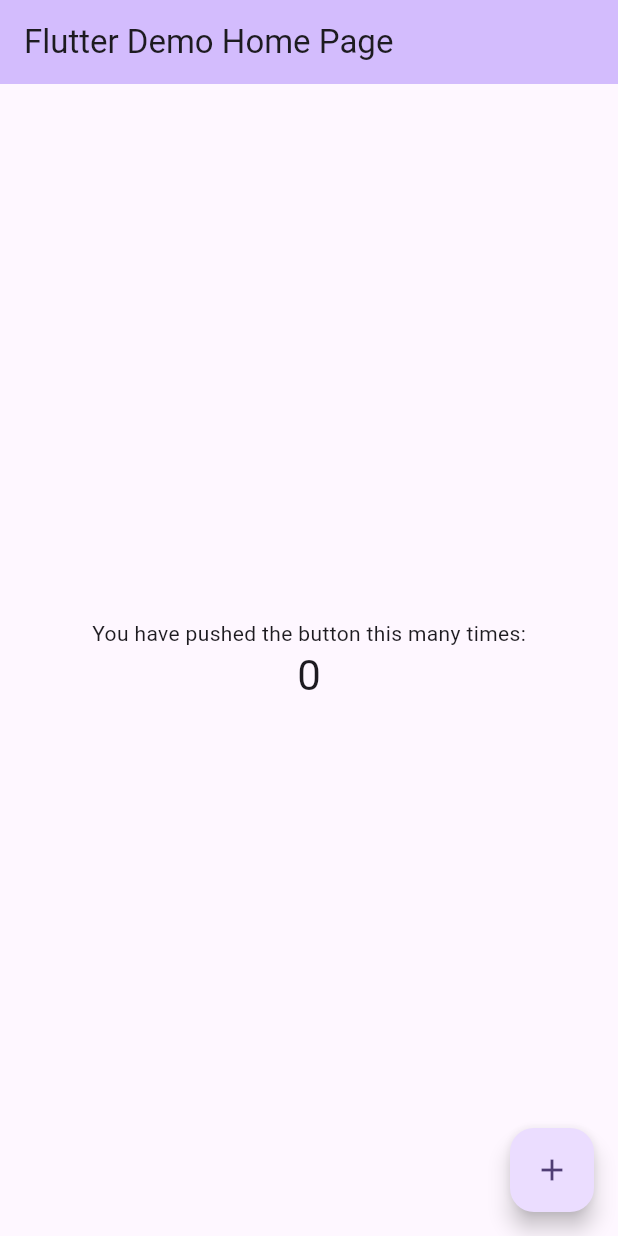
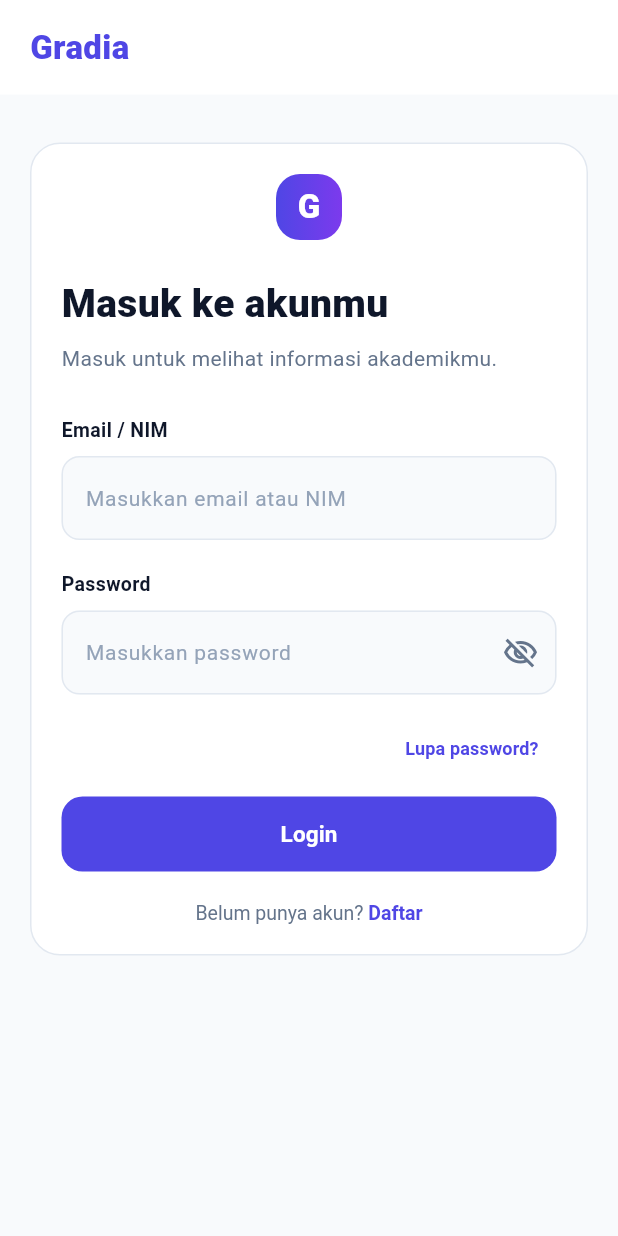
Before and after one commit to Azkiya-12/Gradia-PBL, a Flutter app: the screen it shows after launch, on a phone screen of 412 x 824 dp. Run offline on Flutter 3.47's test engine with Material 3 defaults, Android fonts, the phone set to English and light mode, and no system bars.

Commit message:
Implementasi login Mahasiswa

```diff
--- a/mahasiswa/lib/main.dart
+++ b/mahasiswa/lib/main.dart
@@ -1,4 +1,5 @@
 import 'package:flutter/material.dart';
+import 'screens/login_screen.dart';
 
 void main() {
   runApp(const MyApp());
@@ -11,112 +12,15 @@ class MyApp extends StatelessWidget {
   @override
   Widget build(BuildContext context) {
     return MaterialApp(
-      title: 'Flutter Demo',
+      title: 'Gradia',
+      debugShowCheckedModeBanner: false,
       theme: ThemeData(
-        // This is the theme of your application.
-        //
-        // TRY THIS: Try running your application with "flutter run". You'll see
-        // the application has a purple toolbar. Then, without quitting the app,
-        // try changing the seedColor in the colorScheme below to Colors.green
-        // and then invoke "hot reload" (save your changes or press the "hot
-        // reload" button in a Flutter-supported IDE, or press "r" if you used
-        // the command line to start the app).
-        //
-        // Notice that the counter didn't reset back to zero; the application
-        // state is not lost during the reload. To reset the state, use hot
-        // restart instead.
-        //
-        // This works for code too, not just values: Most code changes can be
-        // tested with just a hot reload.
-        colorScheme: .fromSeed(seedColor: Colors.deepPurple),
+        colorScheme: ColorScheme.fromSeed(
+          seedColor: const Color(0xFF4F46E5),
+        ),
+        useMaterial3: true,
       ),
-      home: const MyHomePage(title: 'Flutter Demo Home Page'),
+      home: const LoginScreen(),
     );
   }
 }
-
-class MyHomePage extends StatefulWidget {
-  const MyHomePage({super.key, required this.title});
-
-  // This widget is the home page of your application. It is stateful, meaning
-  // that it has a State object (defined below) that contains fields that affect
-  // how it looks.
-
-  // This class is the configuration for the state. It holds the values (in this
-  // case the title) provided by the parent (in this case the App widget) and
-  // used by the build method of the State. Fields in a Widget subclass are
-  // always marked "final".
-
-  final String title;
-
-  @override
-  State<MyHomePage> createState() => _MyHomePageState();
-}
-
-class _MyHomePageState extends State<MyHomePage> {
-  int _counter = 0;
-
-  void _incrementCounter() {
-    setState(() {
-      // This call to setState tells the Flutter framework that something has
-      // changed in this State, which causes it to rerun the build method below
-      // so that the display can reflect the updated values. If we changed
-      // _counter without calling setState(), then the build method would not be
-      // called again, and so nothing would appear to happen.
-      _counter++;
-    });
-  }
-
-  @override
-  Widget build(BuildContext context) {
-    // This method is rerun every time setState is called, for instance as done
-    // by the _incrementCounter method above.
-    //
-    // The Flutter framework has been optimized to make rerunning build methods
-    // fast, so that you can just rebuild anything that needs updating rather
-    // than having to individually change instances of widgets.
-    return Scaffold(
-      appBar: AppBar(
-        // TRY THIS: Try changing the color here to a specific color (to
-        // Colors.amber, perhaps?) and trigger a hot reload to see the AppBar
-        // change color while the other colors stay the same.
-        backgroundColor: Theme.of(context).colorScheme.inversePrimary,
-        // Here we take the value from the MyHomePage object that was created by
-        // the App.build method, and use it to set our appbar title.
-        title: Text(widget.title),
-      ),
-      body: Center(
-        // Center is a layout widget. It takes a single child and positions it
-        // in the middle of the parent.
-        child: Column(
-          // Column is also a layout widget. It takes a list of children and
-          // arranges them vertically. By default, it sizes itself to fit its
-          // children horizontally, and tries to be as tall as its parent.
-          //
-          // Column has various properties to control how it sizes itself and
-          // how it positions its children. Here we use mainAxisAlignment to
-          // center the children vertically; the main axis here is the vertical
-          // axis because Columns are vertical (the cross axis would be
-          // horizontal).
-          //
-          // TRY THIS: Invoke "debug painting" (choose the "Toggle Debug Paint"
-          // action in the IDE, or press "p" in the console), to see the
-          // wireframe for each widget.
-          mainAxisAlignment: .center,
-          children: [
-            const Text('You have pushed the button this many times:'),
-            Text(
-              '$_counter',
-              style: Theme.of(context).textTheme.headlineMedium,
-            ),
-          ],
-        ),
-      ),
-      floatingActionButton: FloatingActionButton(
-        onPressed: _incrementCounter,
-        tooltip: 'Increment',
-        child: const Icon(Icons.add),
-      ),
-    );
-  }
-}
--- /dev/null
+++ b/mahasiswa/lib/screens/login_screen.dart
@@ -0,0 +1,286 @@
+import 'package:flutter/material.dart';
+
+class LoginScreen extends StatefulWidget {
+  const LoginScreen({super.key});
+
+  @override
+  State<LoginScreen> createState() => _LoginScreenState();
+}
+
+class _LoginScreenState extends State<LoginScreen> {
+  bool _obscurePassword = true;
+
+  @override
+  Widget build(BuildContext context) {
+    return Scaffold(
+      backgroundColor: const Color(0xFFF8FAFC),
+      body: SafeArea(
+        child: SingleChildScrollView(
+          child: Column(
+            children: [
+              // Header
+              Container(
+                width: double.infinity,
+                padding: const EdgeInsets.symmetric(
+                  horizontal: 20,
+                  vertical: 16,
+                ),
+                color: Colors.white,
+                child: const Text(
+                  'Gradia',
+                  style: TextStyle(
+                    fontSize: 22,
+                    fontWeight: FontWeight.w800,
+                    color: Color(0xFF4F46E5),
+                  ),
+                ),
+              ),
+
+              const SizedBox(height: 32),
+
+              // Login Card
+              Container(
+                margin: const EdgeInsets.symmetric(horizontal: 20),
+                padding: const EdgeInsets.all(20),
+                decoration: BoxDecoration(
+                  color: Colors.white,
+                  borderRadius: BorderRadius.circular(20),
+                  border: Border.all(
+                    color: const Color(0xFFE2E8F0),
+                  ),
+                ),
+                child: Column(
+                  crossAxisAlignment: CrossAxisAlignment.start,
+                  children: [
+                    // Logo
+                    Center(
+                      child: Container(
+                        width: 44,
+                        height: 44,
+                        decoration: BoxDecoration(
+                          borderRadius: BorderRadius.circular(16),
+                          gradient: const LinearGradient(
+                            colors: [
+                              Color(0xFF4F46E5),
+                              Color(0xFF7C3AED),
+                            ],
+                          ),
+                        ),
+                        child: const Center(
+                          child: Text(
+                            'G',
+                            style: TextStyle(
+                              color: Colors.white,
+                              fontSize: 22,
+                              fontWeight: FontWeight.w800,
+                            ),
+                          ),
+                        ),
+                      ),
+                    ),
+
+                    const SizedBox(height: 24),
+
+                    // Title
+                    const Text(
+                      'Masuk ke akunmu',
+                      style: TextStyle(
+                        fontSize: 26,
+                        fontWeight: FontWeight.w800,
+                        color: Color(0xFF0F172A),
+                      ),
+                    ),
+
+                    const SizedBox(height: 8),
+
+                    // Subtitle
+                    const Text(
+                      'Masuk untuk melihat informasi akademikmu.',
+                      style: TextStyle(
+                        fontSize: 14,
+                        color: Color(0xFF64748B),
+                      ),
+                    ),
+
+                    const SizedBox(height: 28),
+
+                    // Email / NIM
+                    const Text(
+                      'Email / NIM',
+                      style: TextStyle(
+                        fontSize: 13,
+                        fontWeight: FontWeight.w600,
+                        color: Color(0xFF0F172A),
+                      ),
+                    ),
+
+                    const SizedBox(height: 8),
+
+                    TextField(
+                      decoration: InputDecoration(
+                        hintText: 'Masukkan email atau NIM',
+                        hintStyle: const TextStyle(
+                          color: Color(0xFF94A3B8),
+                          fontSize: 14,
+                        ),
+                        filled: true,
+                        fillColor: const Color(0xFFF8FAFC),
+                        border: OutlineInputBorder(
+                          borderRadius: BorderRadius.circular(12),
+                          borderSide: const BorderSide(
+                            color: Color(0xFFE2E8F0),
+                          ),
+                        ),
+                        enabledBorder: OutlineInputBorder(
+                          borderRadius: BorderRadius.circular(12),
+                          borderSide: const BorderSide(
+                            color: Color(0xFFE2E8F0),
+                          ),
+                        ),
+                        focusedBorder: OutlineInputBorder(
+                          borderRadius: BorderRadius.circular(12),
+                          borderSide: const BorderSide(
+                            color: Color(0xFF4F46E5),
+                          ),
+                        ),
+                      ),
+                    ),
+
+                    const SizedBox(height: 20),
+
+                    // Password
+                    const Text(
+                      'Password',
+                      style: TextStyle(
+                        fontSize: 13,
+                        fontWeight: FontWeight.w600,
+                        color: Color(0xFF0F172A),
+                      ),
+                    ),
+
+                    const SizedBox(height: 8),
+
+                    TextField(
+                      obscureText: _obscurePassword,
+                      decoration: InputDecoration(
+                        hintText: 'Masukkan password',
+                        hintStyle: const TextStyle(
+                          color: Color(0xFF94A3B8),
+                          fontSize: 14,
+                        ),
+                        filled: true,
+                        fillColor: const Color(0xFFF8FAFC),
+
+                        // Tombol buka/tutup password
+                        suffixIcon: IconButton(
+                          onPressed: () {
+                            setState(() {
+                              _obscurePassword = !_obscurePassword;
+                            });
+                          },
+                          icon: Icon(
+                            _obscurePassword
+                                ? Icons.visibility_off_outlined
+                                : Icons.visibility_outlined,
+                            color: const Color(0xFF64748B),
+                          ),
+                        ),
+
+                        border: OutlineInputBorder(
+                          borderRadius: BorderRadius.circular(12),
+                          borderSide: const BorderSide(
+                            color: Color(0xFFE2E8F0),
+                          ),
+                        ),
+                        enabledBorder: OutlineInputBorder(
+                          borderRadius: BorderRadius.circular(12),
+                          borderSide: const BorderSide(
+                            color: Color(0xFFE2E8F0),
+                          ),
+                        ),
+                        focusedBorder: OutlineInputBorder(
+                          borderRadius: BorderRadius.circular(12),
+                          borderSide: const BorderSide(
+                            color: Color(0xFF4F46E5),
+                          ),
+                        ),
+                      ),
+                    ),
+
+                    const SizedBox(height: 12),
+
+                    // Forgot password
+                    Align(
+                      alignment: Alignment.centerRight,
+                      child: TextButton(
+                        onPressed: () {},
+                        child: const Text(
+                          'Lupa password?',
+                          style: TextStyle(
+                            fontSize: 12,
+                            fontWeight: FontWeight.w600,
+                            color: Color(0xFF4F46E5),
+                          ),
+                        ),
+                      ),
+                    ),
+
+                    const SizedBox(height: 8),
+
+                    // Login Button
+                    SizedBox(
+                      width: double.infinity,
+                      height: 50,
+                      child: ElevatedButton(
+                        onPressed: () {},
+                        style: ElevatedButton.styleFrom(
+                          backgroundColor: const Color(0xFF4F46E5),
+                          foregroundColor: Colors.white,
+                          elevation: 0,
+                          shape: RoundedRectangleBorder(
+                            borderRadius: BorderRadius.circular(14),
+                          ),
+                        ),
+                        child: const Text(
+                          'Login',
+                          style: TextStyle(
+                            fontSize: 15,
+                            fontWeight: FontWeight.w700,
+                          ),
+                        ),
+                      ),
+                    ),
+
+                    const SizedBox(height: 20),
+
+                    // Register
+                    Center(
+                      child: RichText(
+                        text: const TextSpan(
+                          text: 'Belum punya akun? ',
+                          style: TextStyle(
+                            fontSize: 13,
+                            color: Color(0xFF64748B),
+                          ),
+                          children: [
+                            TextSpan(
+                              text: 'Daftar',
+                              style: TextStyle(
+                                color: Color(0xFF4F46E5),
+                                fontWeight: FontWeight.w700,
+                              ),
+                            ),
+                          ],
+                        ),
+                      ),
+                    ),
+                  ],
+                ),
+              ),
+            ],
+          ),
+        ),
+      ),
+    );
+  }
+}
```
Also changed, not shown: mahasiswa/lib/screens/dashboard_screen.dart (added).
